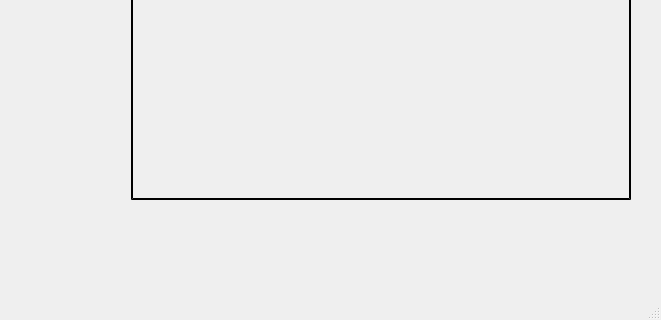
First picture: the form in MainWindow.ui, repository AFD333777/miniSearch, before the edit; both pictures show x 139 to 800 and y 280 to 600 of the 800 by 600 pixel window.
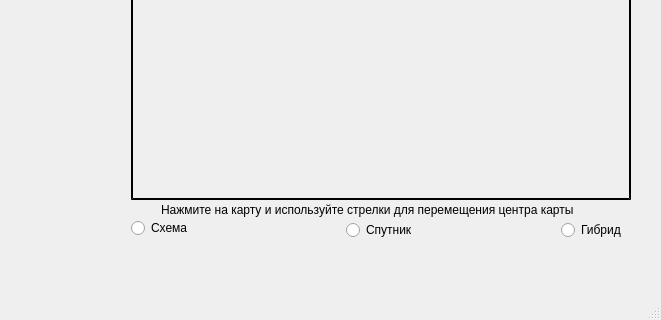
Second picture: the form after the edit.

Commit message: Большая задача по Maps API. Часть №4

```diff
--- a/MainWindow.ui
+++ b/MainWindow.ui
@@ -197,6 +197,67 @@
      <string/>
     </property>
    </widget>
+   <widget class="QRadioButton" name="schemeRBtn">
+    <property name="geometry">
+     <rect>
+      <x>270</x>
+      <y>500</y>
+      <width>71</width>
+      <height>16</height>
+     </rect>
+    </property>
+    <property name="text">
+     <string>Схема</string>
+    </property>
+    <attribute name="buttonGroup">
+     <string notr="true">RbtnGroup</string>
+    </attribute>
+   </widget>
+   <widget class="QRadioButton" name="satelliteRBtn">
+    <property name="geometry">
+     <rect>
+      <x>485</x>
+      <y>500</y>
+      <width>71</width>
+      <height>20</height>
+     </rect>
+    </property>
+    <property name="text">
+     <string>Спутник</string>
+    </property>
+    <attribute name="buttonGroup">
+     <string notr="true">RbtnGroup</string>
+    </attribute>
+   </widget>
+   <widget class="QRadioButton" name="hybridRBtn">
+    <property name="geometry">
+     <rect>
+      <x>700</x>
+      <y>500</y>
+      <width>71</width>
+      <height>20</height>
+     </rect>
+    </property>
+    <property name="text">
+     <string>Гибрид</string>
+    </property>
+    <attribute name="buttonGroup">
+     <string notr="true">RbtnGroup</string>
+    </attribute>
+   </widget>
+   <widget class="QLabel" name="label">
+    <property name="geometry">
+     <rect>
+      <x>300</x>
+      <y>480</y>
+      <width>441</width>
+      <height>21</height>
+     </rect>
+    </property>
+    <property name="text">
+     <string>&lt;html&gt;&lt;head/&gt;&lt;body&gt;&lt;p&gt;Нажмите на карту и используйте стрелки для перемещения центра карты&lt;/p&gt;&lt;/body&gt;&lt;/html&gt;</string>
+    </property>
+   </widget>
   </widget>
   <widget class="QStatusBar" name="statusbar"/>
  </widget>
```
Left out of the diff: 5 changed lines with no effect on the pictures. The commit also changes 2 other files.
